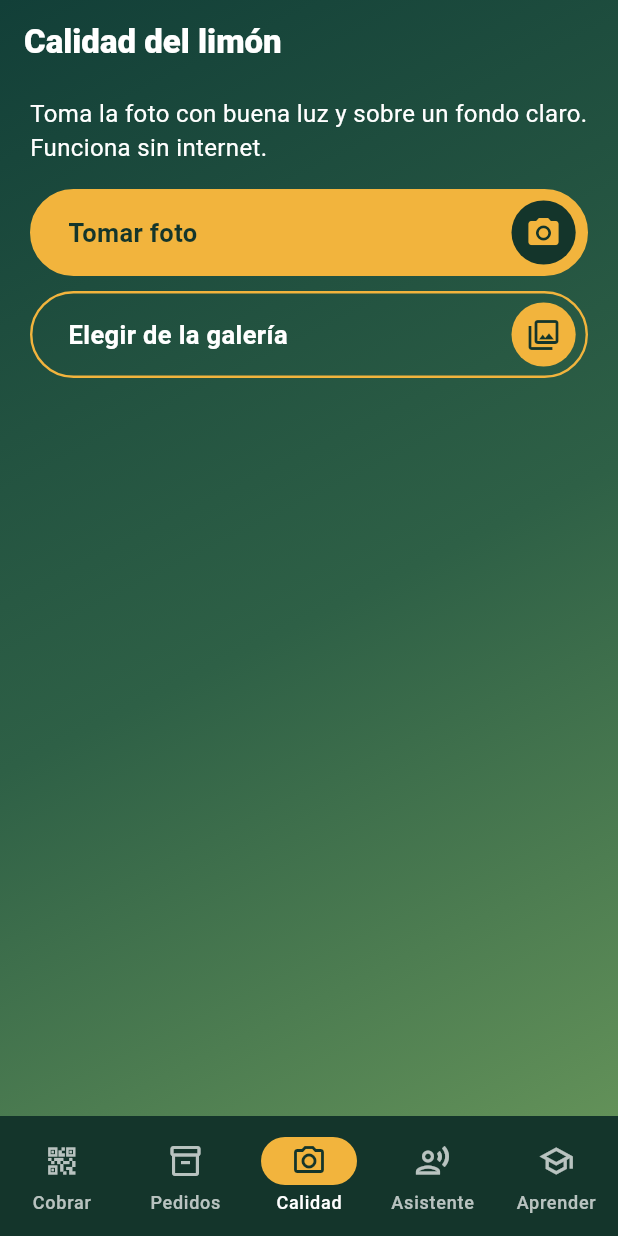
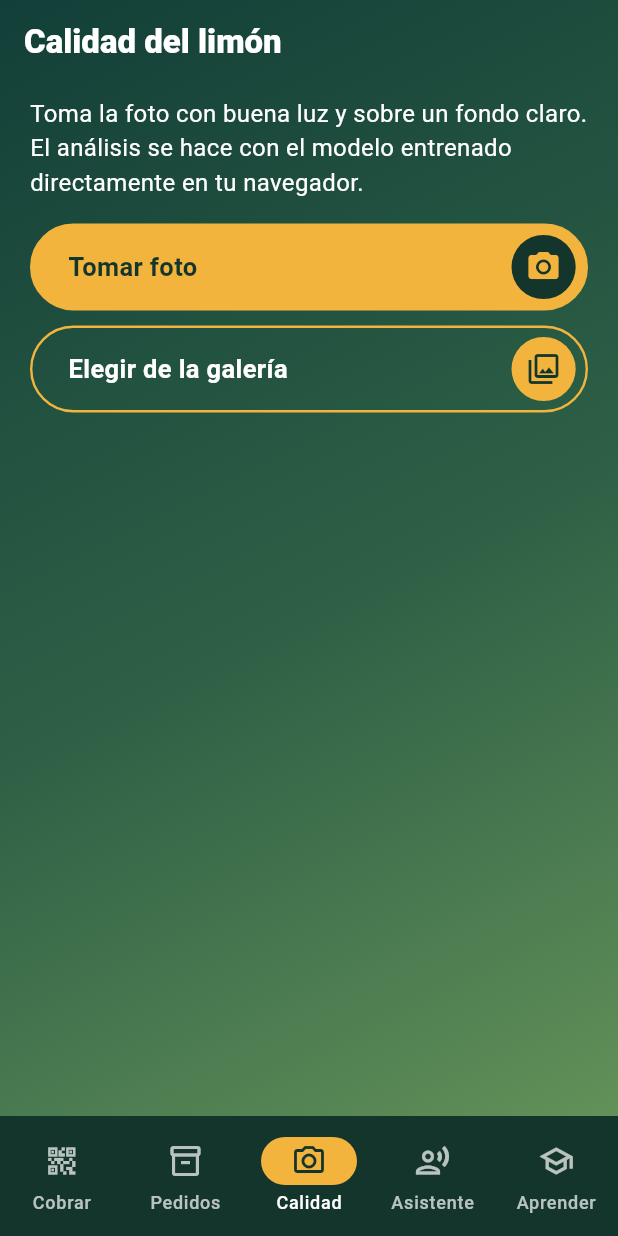
Before and after one commit to lierikgomez-pixel/Code-UNCA, a Flutter app: the screen it shows after launch, item 3 of the bottom bar chosen, on a phone screen of 412 x 824 dp. Run offline on Flutter 3.47's test engine with Material 3 defaults, Android fonts, the phone set to English and light mode, and no system bars; our stand-ins replace flutter_tts, image_picker, qr_flutter, shared_preferences, speech_to_text; missing offline and left inert: dart:js_interop.

Commit message:
Integrar modelo ONNX de limón en Flutter Web y preparar despliegue en Vercel

```diff
--- a/lib/screens/calidad.dart
+++ b/lib/screens/calidad.dart
@@ -1,8 +1,8 @@
 import 'dart:typed_data';
-import 'package:flutter/foundation.dart';
 import 'package:flutter/material.dart';
 import 'package:image_picker/image_picker.dart';
-import '../services/freshness.dart';
+import '../services/freshness.dart' show Freshness, FreshnessResult, analyzeFreshness;
+import '../services/modelo.dart' show ModelResult, predecirModelo;
 import '../theme.dart';
 import '../widgets.dart';
 
@@ -14,7 +14,7 @@ class CalidadScreen extends StatefulWidget {
 
 class _CalidadScreenState extends State<CalidadScreen> {
   Uint8List? _bytes;
-  FreshnessResult? _result;
+  ModelResult? _result;
   bool _busy = false;
 
   Future<void> _capture(ImageSource source) async {
@@ -27,10 +27,19 @@ class _CalidadScreenState extends State<CalidadScreen> {
         _result = null;
         _busy = true;
       });
-      final r = await compute(analyzeFreshness, bytes);
+
+      ModelResult result;
+      try {
+        result = await predecirModelo(bytes);
+      } catch (_) {
+        // Si el modelo no está disponible (móvil, sin conexión o fallo de carga),
+        // se mantiene el analizador clásico para no dejar la función vacía.
+        result = _resultadoClasico(analyzeFreshness(bytes));
+      }
+
       if (!mounted) return;
       setState(() {
-        _result = r;
+        _result = result;
         _busy = false;
       });
     } catch (e) {
@@ -40,10 +49,25 @@ class _CalidadScreenState extends State<CalidadScreen> {
     }
   }
 
-  Color _color(Freshness f) => switch (f) {
-        Freshness.fresco => AppColors.menta,
-        Freshness.regular => AppColors.limon,
-        Freshness.pasado => const Color(0xFFFF8A80),
+  ModelResult _resultadoClasico(FreshnessResult classic) {
+    final clase = switch (classic.level) {
+          Freshness.fresco => 'verde',
+          Freshness.regular => 'maduro',
+          Freshness.pasado => 'podrido',
+        };
+    return ModelResult(
+      clase: clase,
+      confianza: 0,
+      probabilidades: const {},
+      desdeModelo: false,
+    );
+  }
+
+  Color _color(String clase) => switch (clase) {
+        'verde' => AppColors.menta,
+        'maduro' => AppColors.limon,
+        'podrido' => const Color(0xFFFF8A80),
+        _ => Colors.white70,
       };
 
   @override
@@ -53,7 +77,7 @@ class _CalidadScreenState extends State<CalidadScreen> {
       appBar: AppBar(title: const Text('Calidad del limón')),
       body: ListView(padding: const EdgeInsets.fromLTRB(20, 8, 20, 24), children: [
         const Text(
-          'Toma la foto con buena luz y sobre un fondo claro. Funciona sin internet.',
+          'Toma la foto con buena luz y sobre un fondo claro. El análisis se hace con el modelo entrenado directamente en tu navegador.',
           style: TextStyle(fontSize: 16),
         ),
         const SizedBox(height: 16),
@@ -80,12 +104,51 @@ class _CalidadScreenState extends State<CalidadScreen> {
           const SizedBox(height: 16),
           Panel(
             child: Column(crossAxisAlignment: CrossAxisAlignment.start, children: [
-              Text(r.label, style: TextStyle(fontSize: 28, fontWeight: FontWeight.w900, color: _color(r.level))),
+              Row(children: [
+                Expanded(
+                  child: Text(
+                    r.etiqueta,
+                    style: TextStyle(fontSize: 28, fontWeight: FontWeight.w900, color: _color(r.clase)),
+                  ),
+                ),
+                if (r.desdeModelo)
+                  Container(
+                    padding: const EdgeInsets.symmetric(horizontal: 10, vertical: 4),
+                    decoration: BoxDecoration(
+                      color: AppColors.hoja,
+                      borderRadius: BorderRadius.circular(20),
+                    ),
+                    child: const Text('IA', style: TextStyle(fontWeight: FontWeight.bold, fontSize: 12)),
+                  ),
+              ]),
               const SizedBox(height: 8),
-              Text(r.advice, style: const TextStyle(fontSize: 17)),
+              Text(r.consejo, style: const TextStyle(fontSize: 17)),
+              if (r.desdeModelo) ...[
+                const SizedBox(height: 12),
+                Text(
+                  'Confianza: ${(r.confianza * 100).toStringAsFixed(1)}%',
+                  style: const TextStyle(fontSize: 15, color: Colors.white70),
+                ),
+                const SizedBox(height: 8),
+                for (final entry in r.probabilidades.entries)
+                  Padding(
+                    padding: const EdgeInsets.symmetric(vertical: 2),
+                    child: Text(
+                      '${entry.key}: ${(entry.value * 100).toStringAsFixed(1)}%',
+                      style: const TextStyle(fontSize: 13, color: Colors.white70),
+                    ),
+                  ),
+              ] else
+                const Padding(
+                  padding: EdgeInsets.only(top: 12),
+                  child: Text(
+                    'Análisis clásico (modelo no disponible en este dispositivo).',
+                    style: TextStyle(fontSize: 13, color: Colors.white70),
+                  ),
+                ),
               const SizedBox(height: 12),
               const Text(
-                'Es una segunda opinión aproximada. La decisión final es tuya.',
+                'Es una segunda opinión. La decisión final es tuya.',
                 style: TextStyle(fontSize: 13, color: Colors.white70),
               ),
             ]),
--- /dev/null
+++ b/lib/services/modelo.dart
@@ -0,0 +1,42 @@
+export 'modelo_stub.dart' if (dart.library.js_interop) 'modelo_web.dart';
+
+/// Resultado de la clasificación con el modelo EfficientNet-B0 exportado a ONNX.
+class ModelResult {
+  /// Etiqueta del dataset: maduro, podrido, sin_limon o verde.
+  final String clase;
+
+  /// Confianza de la clase ganadora (0..1, tras softmax).
+  final double confianza;
+
+  /// Probabilidades por clase (0..1).
+  final Map<String, double> probabilidades;
+
+  /// true cuando lo predijo el modelo; false cuando se usó el método clásico.
+  final bool desdeModelo;
+
+  const ModelResult({
+    required this.clase,
+    required this.confianza,
+    required this.probabilidades,
+    this.desdeModelo = true,
+  });
+
+  String get etiqueta => switch (clase) {
+        'maduro' => 'Maduro',
+        'podrido' => 'Podrido o dañado',
+        'sin_limon' => 'Sin limón',
+        'verde' => 'Verde (inmaduro)',
+        _ => clase,
+      };
+
+  String get consejo => switch (clase) {
+        'maduro' => 'Buen punto de madurez. Prioriza su venta.',
+        'podrido' => 'Separa esta pieza y revísala antes de venderla.',
+        'sin_limon' => 'No se detectó fruta. Repite la foto sobre fondo claro.',
+        'verde' => 'Aún está verde. Déjalo madurar antes de venderlo.',
+        _ => 'Revisa la pieza manualmente.',
+      };
+}
+
+/// Clases en el mismo orden en que fue exportado el modelo.
+const List<String> clasesModelo = ['maduro', 'podrido', 'sin_limon', 'verde'];
--- /dev/null
+++ b/lib/services/modelo_stub.dart
@@ -0,0 +1,11 @@
+import 'dart:typed_data';
+
+import 'modelo.dart' show ModelResult;
+
+/// En móvil/escritorio se mantiene el analizador clásico existente.
+/// La integración del modelo ONNX está disponible solamente en Flutter Web.
+Future<ModelResult> predecirModelo(Uint8List bytes) async {
+  throw UnsupportedError(
+    'El modelo ONNX sólo está disponible en la versión web de la aplicación.',
+  );
+}
--- a/pubspec.yaml
+++ b/pubspec.yaml
@@ -1,5 +1,5 @@
 name: flutter_application_1
-description: "A new Flutter project."
+description: "LEDPago Limón Oaxaca: control de calidad de limón con IA."
 # The following line prevents the package from being accidentally published to
 # pub.dev using `flutter pub publish`. This is preferred for private packages.
 publish_to: 'none' # Remove this line if you wish to publish to pub.dev
```
Also changed, not shown: lib/services/modelo_web.dart (added, +99 -0 lines), vercel.json (added), 45 other files.
